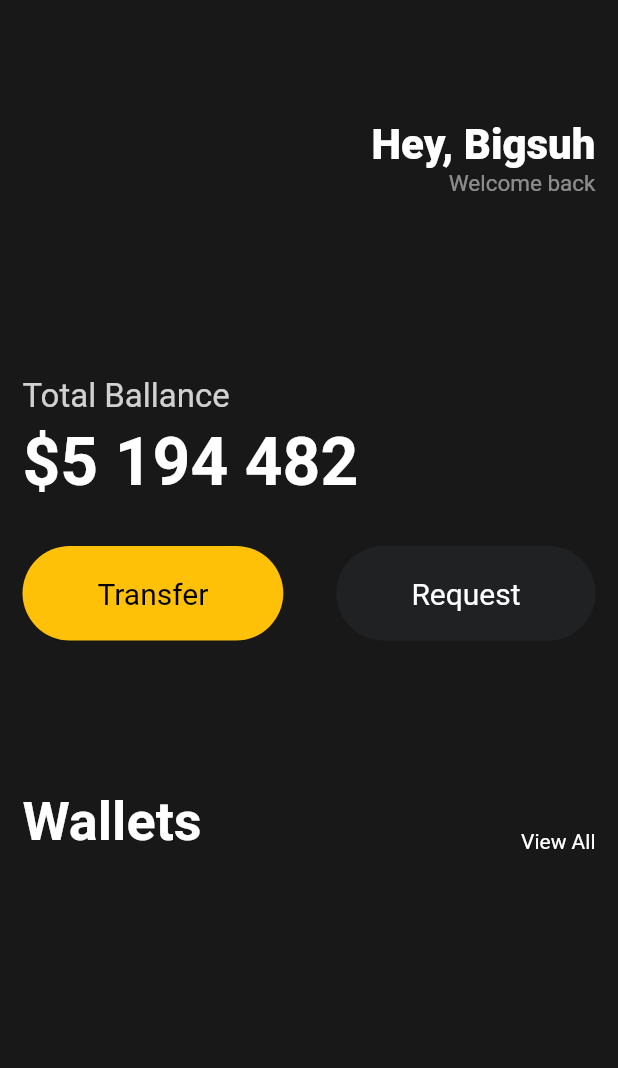
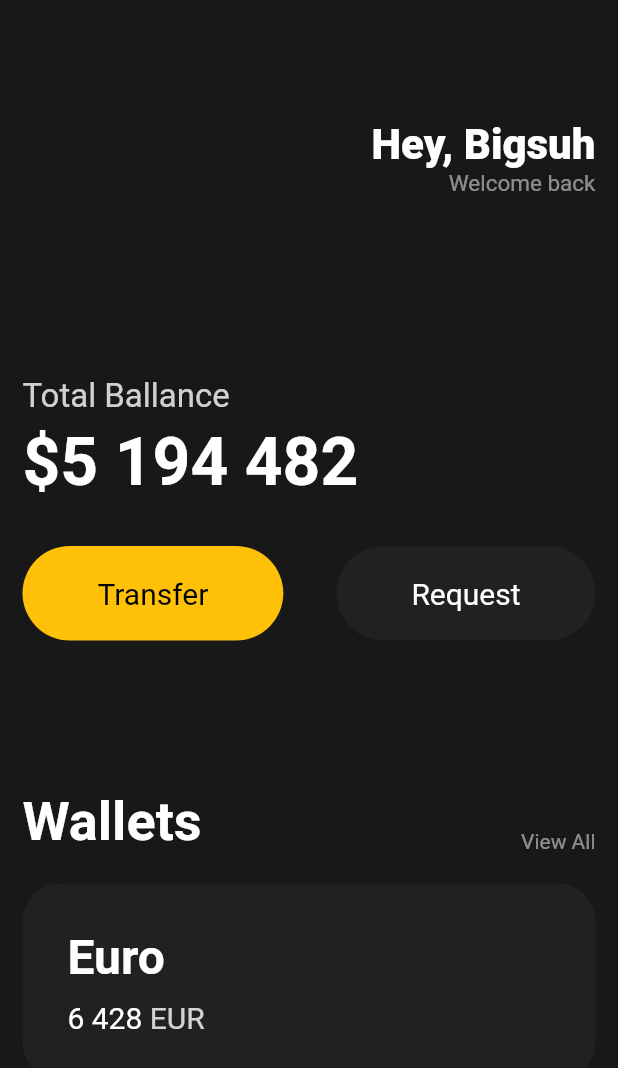
Before and after one commit to bigsuh/toonflix, a Flutter app: the screen it shows after launch, on a phone screen of 412 x 824 dp. Shown: the top 1068 px of the screen. Run offline on Flutter 3.47's test engine with Material 2 defaults, Android fonts, the phone set to English and light mode, and no system bars.

Commit message:
2023.11.06 2.6 Cards Commit

```diff
--- a/lib/main.dart
+++ b/lib/main.dart
@@ -87,11 +87,11 @@ class App extends StatelessWidget {
                 const SizedBox(
                   height: 100,
                 ),
-                const Row(
+                Row(
                   crossAxisAlignment: CrossAxisAlignment.end,
                   mainAxisAlignment: MainAxisAlignment.spaceBetween,
                   children: [
-                    Text(
+                    const Text(
                       'Wallets',
                       style: TextStyle(
                         color: Colors.white,
@@ -102,12 +102,65 @@ class App extends StatelessWidget {
                     Text(
                       'View All',
                       style: TextStyle(
-                        color: Colors.white,
+                        color: Colors.white.withOpacity(0.5),
                         fontSize: 14,
                       ),
                     )
                   ],
-                )
+                ),
+                const SizedBox(
+                  height: 20,
+                ),
+                Container(
+                  decoration: BoxDecoration(
+                    color: const Color(0xFF1F2123),
+                    borderRadius: BorderRadius.circular(25),
+                  ),
+                  child: Padding(
+                    padding: const EdgeInsets.all(30),
+                    child: Row(
+                      children: [
+                        Column(
+                          crossAxisAlignment: CrossAxisAlignment.start,
+                          children: [
+                            const Text(
+                              'Euro',
+                              style: TextStyle(
+                                color: Colors.white,
+                                fontSize: 32,
+                                fontWeight: FontWeight.w600,
+                              ),
+                            ),
+                            const SizedBox(
+                              height: 10,
+                            ),
+                            Row(
+                              children: [
+                                const Text(
+                                  '6 428',
+                                  style: TextStyle(
+                                    color: Colors.white,
+                                    fontSize: 20,
+                                  ),
+                                ),
+                                const SizedBox(
+                                  width: 5,
+                                ),
+                                Text(
+                                  'EUR',
+                                  style: TextStyle(
+                                    color: Colors.white.withOpacity(0.8),
+                                    fontSize: 20,
+                                  ),
+                                ),
+                              ],
+                            )
+                          ],
+                        ),
+                      ],
+                    ),
+                  ),
+                ),
               ],
             ),
           )),
```
